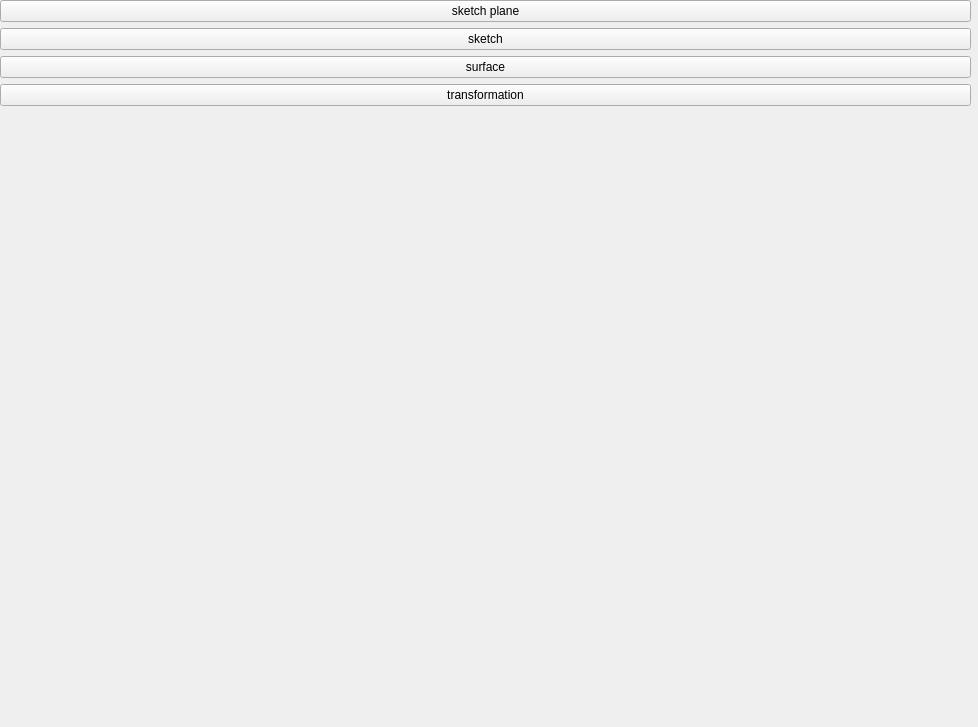
The window that python/firstDraft/CADUI.ui (antonioc76/CADTheoryFinalProject) describes before a commit, drawn with Qt 5.
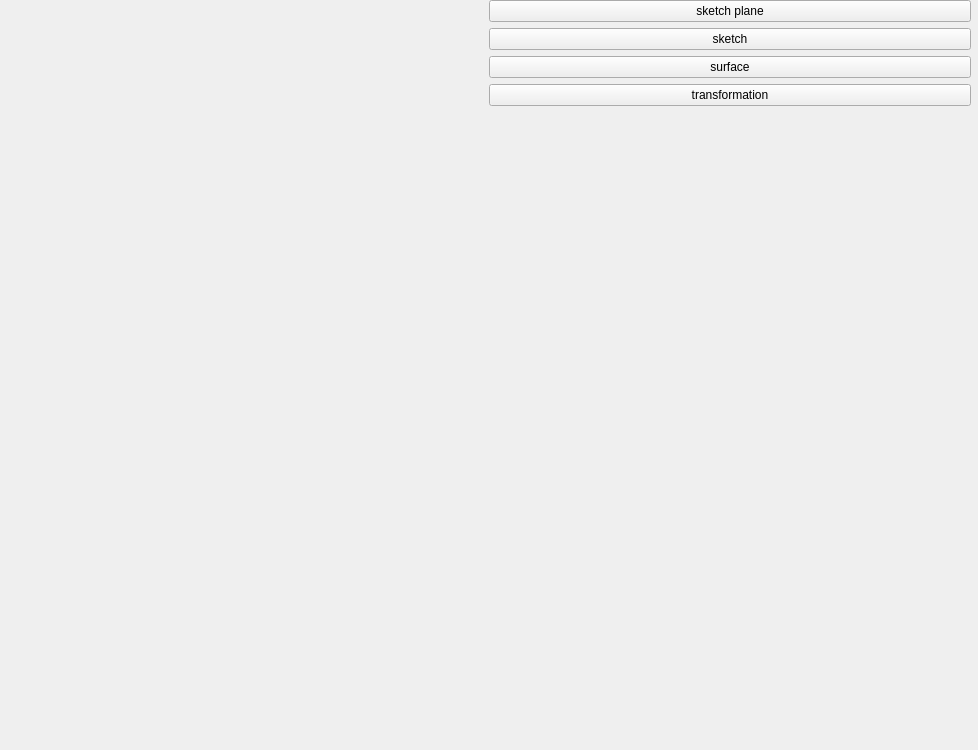
The same window after the commit.

```diff
--- a/python/firstDraft/CADUI.ui
+++ b/python/firstDraft/CADUI.ui
@@ -7,7 +7,7 @@
     <x>0</x>
     <y>0</y>
     <width>978</width>
-    <height>727</height>
+    <height>750</height>
    </rect>
   </property>
   <property name="windowTitle">
@@ -24,7 +24,23 @@
    </property>
    <layout class="QHBoxLayout" name="HLayoutOuter">
     <item>
-     <layout class="QVBoxLayout" name="mplContainer"/>
+     <layout class="QGridLayout" name="gridLayout">
+      <item row="0" column="0">
+       <widget class="QWidget" name="widget" native="true">
+        <widget class="QWidget" name="">
+         <property name="geometry">
+          <rect>
+           <x>-2</x>
+           <y>110</y>
+           <width>481</width>
+           <height>501</height>
+          </rect>
+         </property>
+         <layout class="QVBoxLayout" name="mplContainer"/>
+        </widget>
+       </widget>
+      </item>
+     </layout>
     </item>
     <item>
      <layout class="QVBoxLayout" name="UISection">
```
